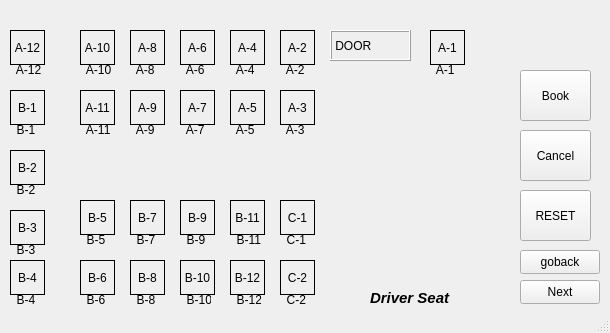
The window that seatbooking.ui (ozaishan/Project-Busbee) describes before a commit, drawn with Qt 5.
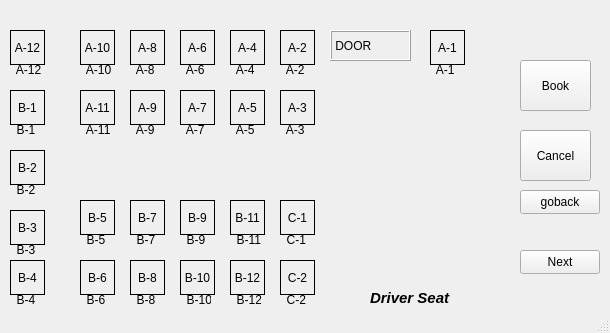
The same window after the commit. Icons and pictures are not drawn.

Diff of the .ui file:
```diff
--- a/seatbooking.ui
+++ b/seatbooking.ui
@@ -413,19 +413,6 @@
      <set>Qt::AlignCenter</set>
     </property>
    </widget>
-   <widget class="QPushButton" name="btnReset">
-    <property name="geometry">
-     <rect>
-      <x>520</x>
-      <y>190</y>
-      <width>71</width>
-      <height>51</height>
-     </rect>
-    </property>
-    <property name="text">
-     <string>RESET</string>
-    </property>
-   </widget>
    <widget class="QLabel" name="lblA2">
     <property name="geometry">
      <rect>
@@ -538,7 +525,7 @@
     <property name="geometry">
      <rect>
       <x>520</x>
-      <y>70</y>
+      <y>60</y>
       <width>71</width>
       <height>51</height>
      </rect>
@@ -1091,7 +1078,7 @@
     <property name="geometry">
      <rect>
       <x>520</x>
-      <y>250</y>
+      <y>190</y>
       <width>80</width>
       <height>24</height>
      </rect>
@@ -1104,7 +1091,7 @@
     <property name="geometry">
      <rect>
       <x>520</x>
-      <y>280</y>
+      <y>250</y>
       <width>80</width>
       <height>24</height>
      </rect>
```
